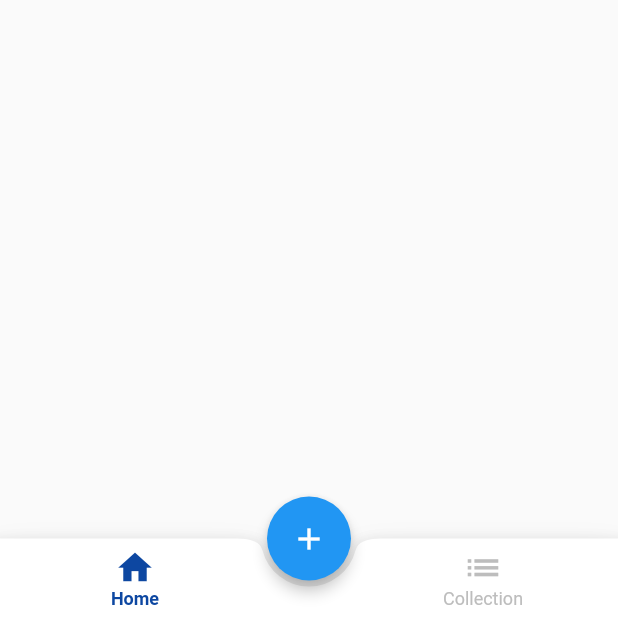
After one commit to junghoon-vans/TheJA, a Flutter app: the screen it shows after launch, on a phone screen of 412 x 824 dp, the part 618-1236 px from its top. The commit adds this screen. Run offline on Flutter 3.47's test engine with Material 2 defaults, Android fonts, the phone set to English and light mode, and no system bars; our stand-ins replace bloc, equatable, flutter_bloc.

Commit message:
feat: Implement floating action button expandview

```diff
--- a/lib/main.dart
+++ b/lib/main.dart
@@ -1,5 +1,6 @@
 import 'package:flutter/material.dart';
 import 'package:flutter_bloc/flutter_bloc.dart';
+import 'package:theja/blocs/fab/fab.dart';
 import 'package:theja/blocs/tab/tab.dart';
 import 'package:theja/route.dart';
 import 'package:theja/screens/screens.dart';
@@ -21,6 +22,9 @@ class Theja extends StatelessWidget {
               BlocProvider<TabBloc>(
                 create: (context) => TabBloc(),
               ),
+              BlocProvider<FabBloc>(
+                create: (context) => FabBloc(),
+              ),
             ],
             child: HomeScreen(),
           );
--- a/lib/models/fab.dart
+++ b/lib/models/fab.dart
@@ -1 +1 @@
-enum AppFab { normal, extend }
+enum AppFab { normal, expand }
--- a/lib/screens/home_screen.dart
+++ b/lib/screens/home_screen.dart
@@ -15,17 +15,15 @@ class HomeScreen extends StatelessWidget {
               : AppBar(
                   title: Text("TheJA"),
                 ),
-          body: activeTab == AppTab.home ? HomeView() : CollectionView(),
+          body: Stack(
+            children: <Widget>[
+              activeTab == AppTab.home ? HomeView() : CollectionView(),
+              ExpandView(),
+            ],
+          ),
           floatingActionButtonLocation:
               FloatingActionButtonLocation.centerDocked,
-          floatingActionButton: FloatingActionButton(
-            onPressed: () {},
-            child: Container(
-              margin: EdgeInsets.all(15.0),
-              child: Icon(activeTab == AppTab.home ? Icons.search : Icons.add),
-            ),
-            elevation: 4.0,
-          ),
+          floatingActionButton: FloatingButton(),
           bottomNavigationBar: BottomAppBar(
             shape: CircularNotchedRectangle(),
             color: Colors.white,
--- /dev/null
+++ b/lib/widgets/expand_view.dart
@@ -0,0 +1,28 @@
+import 'package:flutter/material.dart';
+import 'package:flutter_bloc/flutter_bloc.dart';
+import 'package:theja/blocs/fab/fab.dart';
+import 'package:theja/models/fab.dart';
+
+class ExpandView extends StatelessWidget {
+  @override
+  Widget build(BuildContext context) {
+    return BlocBuilder<FabBloc, AppFab>(builder: (context, isFabExpand) {
+      return Align(
+        alignment: FractionalOffset.bottomCenter,
+        child: AnimatedContainer(
+          duration: Duration(milliseconds: 250),
+          height: isFabExpand == AppFab.expand
+              ? MediaQuery.of(context).size.height
+              : 10.0,
+          width: isFabExpand == AppFab.expand
+              ? MediaQuery.of(context).size.height
+              : 10.0,
+          decoration: BoxDecoration(
+              borderRadius: BorderRadius.circular(
+                  isFabExpand == AppFab.expand ? 0.0 : 300.0),
+              color: Colors.white),
+        ),
+      );
+    });
+  }
+}
--- /dev/null
+++ b/lib/widgets/floating_button.dart
@@ -0,0 +1,25 @@
+import 'package:flutter/material.dart';
+import 'package:flutter_bloc/flutter_bloc.dart';
+import 'package:theja/blocs/fab/fab.dart';
+import 'package:theja/models/fab.dart';
+
+class FloatingButton extends StatelessWidget {
+  @override
+  Widget build(BuildContext context) {
+    return BlocBuilder<FabBloc, AppFab>(
+      builder: (context, isFabExpand) {
+        return FloatingActionButton(
+          onPressed: () => isFabExpand == AppFab.normal
+              ? BlocProvider.of<FabBloc>(context).add(FabUpdated(AppFab.expand))
+              : BlocProvider.of<FabBloc>(context)
+                  .add(FabUpdated(AppFab.normal)),
+          child: Container(
+            margin: EdgeInsets.all(15.0),
+            child: Icon(Icons.add),
+          ),
+          elevation: 4.0,
+        );
+      },
+    );
+  }
+}
--- a/lib/widgets/widgets.dart
+++ b/lib/widgets/widgets.dart
@@ -2,4 +2,6 @@ export './bottom_tab.dart';
 export './bottom_tab_item.dart';
 export './collection_card.dart';
 export './collection_view.dart';
+export './expand_view.dart';
+export './floating_button.dart';
 export './home_view.dart';
```
